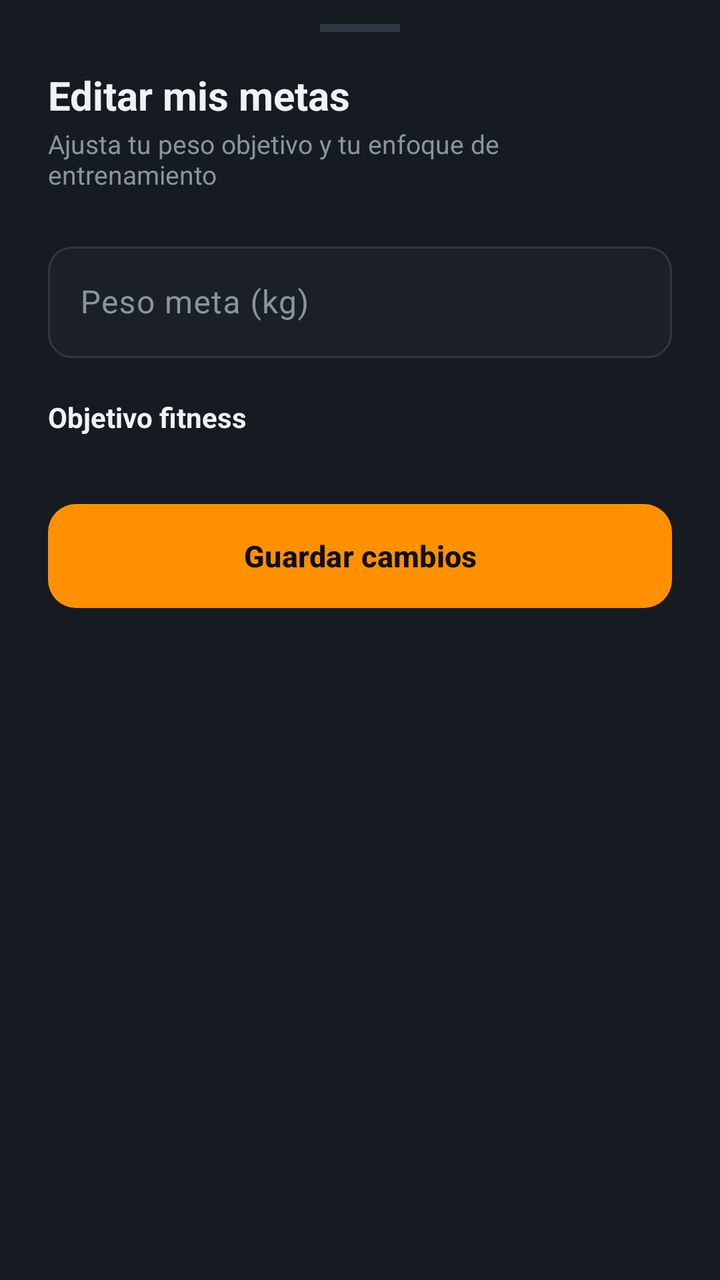
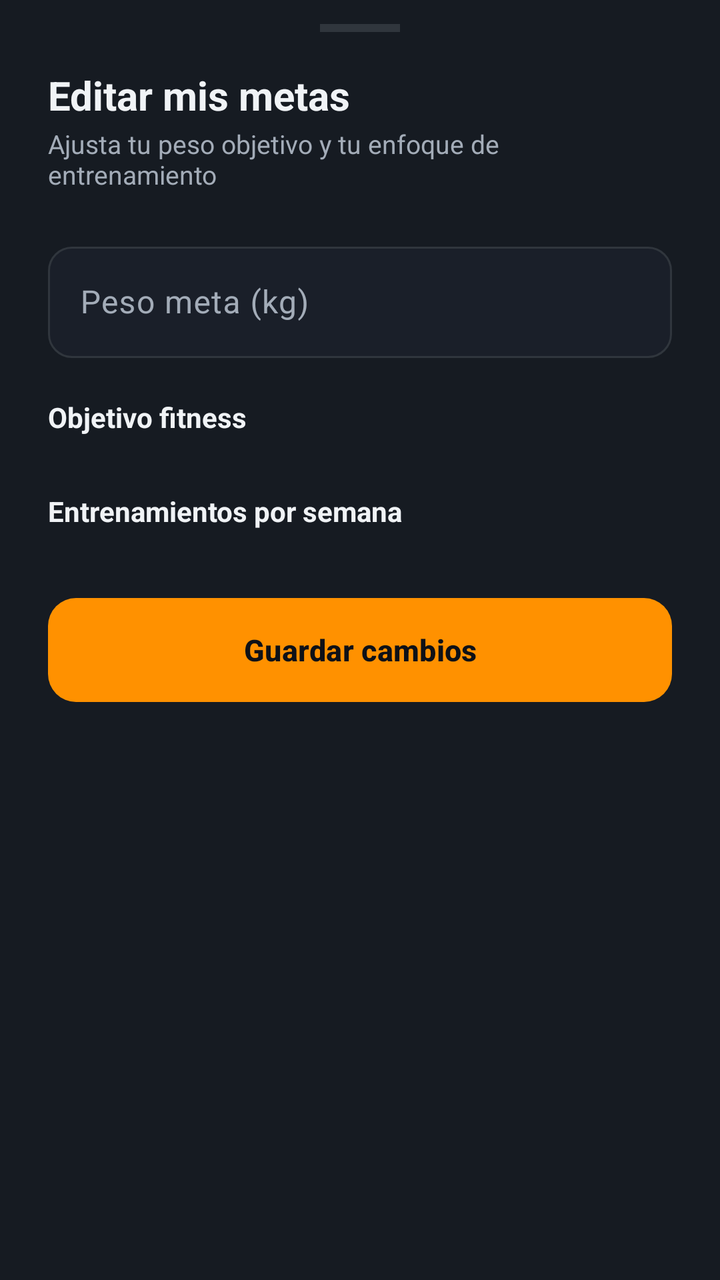

Compare the two renders of this Android layout. The source of the first and the diff that turns it into the second are given below.
<!-- AndroidManifest.xml: application theme Theme.ATLAS -->
<!-- res/layout/bottom_sheet_edit_goals.xml -->
<?xml version="1.0" encoding="utf-8"?>
<LinearLayout xmlns:android="http://schemas.android.com/apk/res/android"
    xmlns:app="http://schemas.android.com/apk/res-auto"
    android:layout_width="match_parent"
    android:layout_height="wrap_content"
    android:background="@color/surface_dark"
    android:orientation="vertical"
    android:paddingHorizontal="24dp"
    android:paddingTop="12dp"
    android:paddingBottom="28dp">

    
    <View
        android:layout_width="40dp"
        android:layout_height="4dp"
        android:layout_gravity="center_horizontal"
        android:layout_marginBottom="18dp"
        android:background="@color/surface_card_stroke" />

    <TextView
        android:layout_width="wrap_content"
        android:layout_height="wrap_content"
        android:text="@string/goals_sheet_title"
        android:textColor="@color/text_primary"
        android:textSize="20sp"
        android:textStyle="bold" />

    <TextView
        android:layout_width="match_parent"
        android:layout_height="wrap_content"
        android:layout_marginTop="2dp"
        android:text="@string/goals_sheet_subtitle"
        android:textColor="@color/text_secondary"
        android:textSize="13sp" />

    
    <com.google.android.material.textfield.TextInputLayout
        android:id="@+id/tilTargetWeight"
        style="@style/Atlas.TextInputLayout"
        android:layout_width="match_parent"
        android:layout_height="wrap_content"
        android:layout_marginTop="22dp"
        android:hint="@string/goals_target_hint"
        app:suffixText="kg"
        app:suffixTextColor="@color/text_secondary">

        <com.google.android.material.textfield.TextInputEditText
            android:id="@+id/etTargetWeight"
            android:layout_width="match_parent"
            android:layout_height="wrap_content"
            android:imeOptions="actionDone"
            android:inputType="numberDecimal"
            android:maxLines="1"
            android:textColor="@color/text_primary"
            android:textColorHint="@color/text_muted" />
    </com.google.android.material.textfield.TextInputLayout>

    
    <TextView
        android:layout_width="wrap_content"
        android:layout_height="wrap_content"
        android:layout_marginTop="20dp"
        android:text="@string/goals_goal_label"
        android:textColor="@color/text_primary"
        android:textSize="14sp"
        android:textStyle="bold" />

    <com.google.android.material.chip.ChipGroup
        android:id="@+id/chipGroupGoals"
        android:layout_width="match_parent"
        android:layout_height="wrap_content"
        android:layout_marginTop="10dp"
        app:selectionRequired="true"
        app:singleLine="false"
        app:singleSelection="true" />

    <TextView
        android:id="@+id/tvGoalsError"
        android:layout_width="match_parent"
        android:layout_height="wrap_content"
        android:layout_marginTop="8dp"
        android:textColor="@color/accent_red"
        android:textSize="12sp"
        android:visibility="gone" />

    <com.google.android.material.button.MaterialButton
        android:id="@+id/btnSaveGoals"
        android:layout_width="match_parent"
        android:layout_height="52dp"
        android:layout_marginTop="24dp"
        android:insetTop="0dp"
        android:insetBottom="0dp"
        android:text="@string/goals_save"
        android:textColor="@color/bg_dark"
        android:textSize="15sp"
        android:textStyle="bold"
        app:backgroundTint="@color/accent_orange"
        app:cornerRadius="14dp" />

</LinearLayout>
<!-- resources referenced by this layout -->
<resources>
  <color name="accent_orange">#FF9100</color>
  <color name="accent_red">#FF5252</color>
  <color name="bg_dark">#0E1117</color>
  <color name="surface_card_stroke">#303644</color>
  <color name="surface_dark">#161B22</color>
  <color name="text_muted">#586069</color>
  <color name="text_primary">#F0F3F6</color>
  <color name="text_secondary">#8B949E</color>
  <string name="goals_goal_label">Objetivo fitness</string>
  <string name="goals_save">Guardar cambios</string>
  <string name="goals_sheet_subtitle">Ajusta tu peso objetivo y tu enfoque de entrenamiento</string>
  <string name="goals_sheet_title">Editar mis metas</string>
  <string name="goals_target_hint">Peso meta (kg)</string>
  <style name="Atlas.TextInputLayout" parent="Widget.Material3.TextInputLayout.OutlinedBox">
          <item name="boxBackgroundColor">@color/surface_input</item>
          <item name="boxCornerRadiusTopStart">12dp</item>
          <item name="boxCornerRadiusTopEnd">12dp</item>
          <item name="boxCornerRadiusBottomStart">12dp</item>
          <item name="boxCornerRadiusBottomEnd">12dp</item>
          <item name="boxStrokeColor">@color/atlas_box_stroke</item>
          <item name="hintTextColor">@color/primary_neon</item>
          <item name="android:textColorHint">@color/text_secondary</item>
          <item name="errorTextColor">@color/accent_red</item>
          <item name="errorIconTint">@color/accent_red</item>
      </style>
  <style name="Theme.ATLAS" parent="Base.Theme.ATLAS" />
  <color name="surface_input">#1A1F29</color>
  <color name="primary_neon">#00E676</color>
  <style name="Base.Theme.ATLAS" parent="Theme.Material3.DayNight.NoActionBar">
          <item name="colorPrimary">@color/primary_neon</item>
          <item name="colorOnPrimary">@color/bg_dark</item>
          <item name="colorSecondary">@color/accent_orange</item>
          <item name="android:windowBackground">@color/bg_dark</item>
          <item name="android:statusBarColor">@color/bg_dark</item>
          <item name="android:navigationBarColor">@color/surface_dark</item>
      </style>
</resources>

<!-- the commit's change to res/layout/bottom_sheet_edit_goals.xml (unified diff, before → after) -->
@@ -74,6 +74,25 @@
         app:singleLine="false"
         app:singleSelection="true" />
 
+    
+    <TextView
+        android:layout_width="wrap_content"
+        android:layout_height="wrap_content"
+        android:layout_marginTop="18dp"
+        android:text="@string/goals_weekly_label"
+        android:textColor="@color/text_primary"
+        android:textSize="14sp"
+        android:textStyle="bold" />
+
+    <com.google.android.material.chip.ChipGroup
+        android:id="@+id/chipGroupWeekly"
+        android:layout_width="match_parent"
+        android:layout_height="wrap_content"
+        android:layout_marginTop="10dp"
+        app:selectionRequired="true"
+        app:singleLine="false"
+        app:singleSelection="true" />
+
     <TextView
         android:id="@+id/tvGoalsError"
         android:layout_width="match_parent"
<!-- resource entries referenced after the edit -->
@@ -3,16 +3,17 @@
   <color name="accent_orange">#FF9100</color>
   <color name="accent_red">#FF5252</color>
   <color name="bg_dark">#0E1117</color>
-  <color name="surface_card_stroke">#303644</color>
+  <color name="surface_card_stroke">#30363D</color>
   <color name="surface_dark">#161B22</color>
-  <color name="text_muted">#586069</color>
+  <color name="text_muted">#858F9C</color>
   <color name="text_primary">#F0F3F6</color>
-  <color name="text_secondary">#8B949E</color>
+  <color name="text_secondary">#A3ACB8</color>
   <string name="goals_goal_label">Objetivo fitness</string>
   <string name="goals_save">Guardar cambios</string>
   <string name="goals_sheet_subtitle">Ajusta tu peso objetivo y tu enfoque de entrenamiento</string>
   <string name="goals_sheet_title">Editar mis metas</string>
   <string name="goals_target_hint">Peso meta (kg)</string>
+  <string name="goals_weekly_label">Entrenamientos por semana</string>
   <style name="Atlas.TextInputLayout" parent="Widget.Material3.TextInputLayout.OutlinedBox">
           <item name="boxBackgroundColor">@color/surface_input</item>
           <item name="boxCornerRadiusTopStart">12dp</item>
